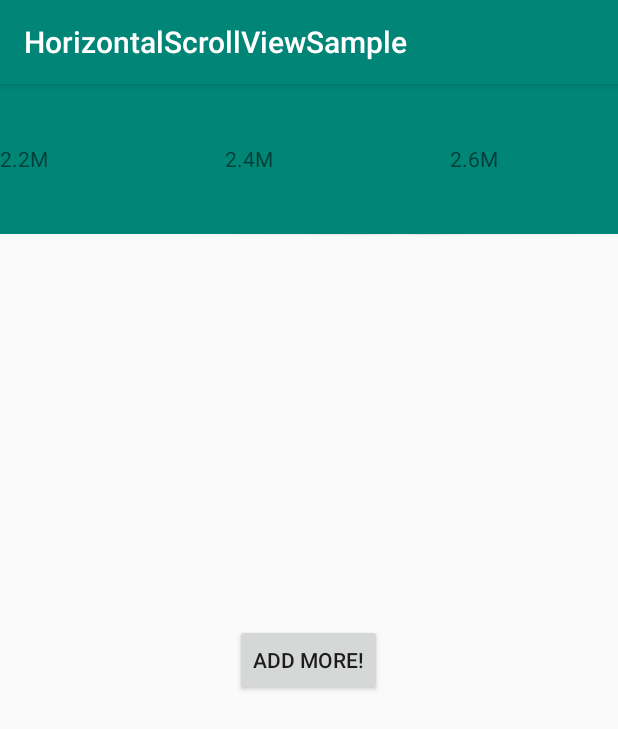
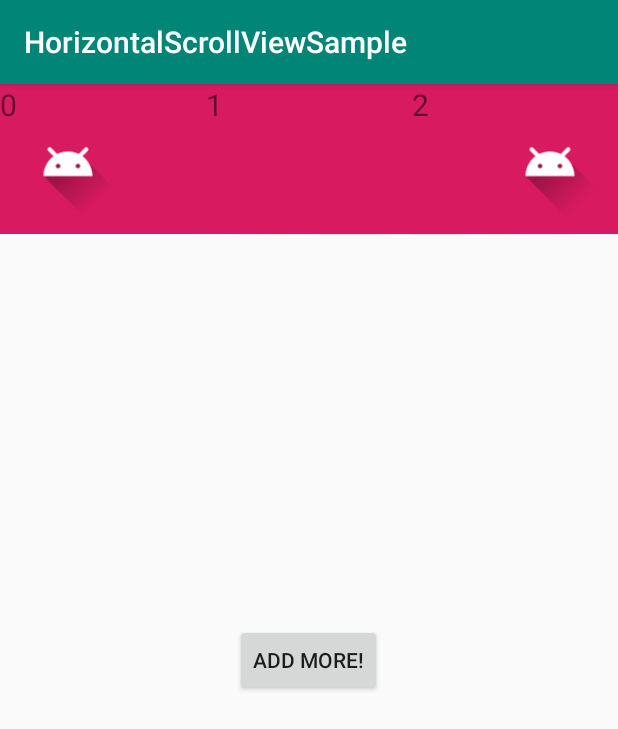
Before and after one commit to ESENS12/AndroidRecipe, an Android app: the screen it shows after launch (MainActivity), on a phone screen of 412 x 824 dp. Shown: the top 729 px of the screen. Run offline under Robolectric (Android 15) with nearby library versions, the phone set to English and light mode, and no system bars.

Commit message:
Add Test Resource(ScrollView Background)

```diff
--- a/HorizontalScrollViewSample/app/src/main/res/layout/activity_main_backup.xml
+++ b/HorizontalScrollViewSample/app/src/main/res/layout/activity_main_backup.xml
@@ -18,118 +18,7 @@
             android:layout_height="fill_parent"
             android:gravity="center_vertical"
             android:orientation="horizontal" >
-            <LinearLayout
-                android:id="@+id/innerLay"
-                android:weightSum="3"
-                android:layout_width="match_parent"
-                android:layout_height="match_parent"
-                android:gravity="center_vertical"
-                android:orientation="horizontal" >
 
-                <LinearLayout
-                    android:layout_weight="1"
-                    android:id="@+id/controlled_min"
-                    android:layout_width="150dp"
-                    android:layout_height="wrap_content"
-                    android:gravity="center"
-                    android:orientation="vertical" >
-                        <TextView
-                            android:layout_width="match_parent"
-                            android:layout_height="wrap_content"
-                            android:text="2.2M"/>
-                </LinearLayout>
-
-
-                <LinearLayout
-                    android:layout_weight="1"
-                    android:id="@+id/as_needed_medication"
-                    android:layout_width="150dp"
-                    android:layout_height="wrap_content"
-                    android:gravity="center"
-                    android:orientation="vertical" >
-                    <RelativeLayout
-                        android:layout_width="fill_parent"
-                        android:layout_height="match_parent"
-                        android:orientation="horizontal" >
-                        <TextView
-                            android:layout_width="wrap_content"
-                            android:layout_height="wrap_content"
-                            android:text="2.4M"/>
-
-                    </RelativeLayout>
-                </LinearLayout>
-
-
-                <LinearLayout
-                    android:layout_weight="1"
-                    android:id="@+id/controlled_max"
-                    android:layout_width="150dp"
-                    android:layout_height="wrap_content"
-                    android:gravity="center"
-                    android:orientation="vertical" >
-                    <RelativeLayout
-                        android:layout_width="fill_parent"
-                        android:layout_height="match_parent" >
-
-                        <TextView
-                            android:layout_width="wrap_content"
-                            android:layout_height="wrap_content"
-                            android:layout_alignParentStart="true"
-                            android:layout_marginStart="0dp"
-                            android:text="2.6M" />
-
-                    </RelativeLayout>
-                </LinearLayout>
-
-                <LinearLayout
-                    android:id="@+id/your_triggers"
-                    android:layout_width="150dp"
-                    android:layout_height="wrap_content"
-                    android:gravity="center"
-                    android:orientation="vertical" >
-                    <RelativeLayout
-                        android:layout_width="fill_parent"
-                        android:layout_height="match_parent" >
-                        <TextView
-                            android:layout_width="wrap_content"
-                            android:layout_height="wrap_content"
-                            android:text="2.8M"/>
-
-                    </RelativeLayout>
-                </LinearLayout>
-                <LinearLayout
-                    android:id="@+id/wheeze_rate"
-                    android:layout_width="wrap_content"
-                    android:layout_height="wrap_content"
-                    android:gravity="center"
-                    android:orientation="vertical" >
-                    <RelativeLayout
-                        android:layout_width="fill_parent"
-                        android:layout_height="match_parent" >
-                        <ImageView
-                            android:layout_width="wrap_content"
-                            android:layout_height="wrap_content"
-                            android:src="@drawable/ic_launcher_foreground" />
-
-                    </RelativeLayout>
-                </LinearLayout>
-                <LinearLayout
-                    android:id="@+id/peak_flow"
-                    android:layout_width="wrap_content"
-                    android:layout_height="wrap_content"
-                    android:gravity="center"
-                    android:orientation="vertical" >
-                    <RelativeLayout
-                        android:layout_width="fill_parent"
-                        android:layout_height="match_parent" >
-                        <ImageView
-                            android:layout_width="wrap_content"
-                            android:layout_height="wrap_content"
-                            android:src="@drawable/ic_launcher_foreground" />
-
-                    </RelativeLayout>
-                </LinearLayout>
-            </LinearLayout>
         </LinearLayout>
     </HorizontalScrollView>
     <TextView
@@ -147,7 +36,11 @@
         android:paddingLeft="5dip"
         android:paddingRight="5dip"
         android:descendantFocusability="blocksDescendants" >
-
+        <ImageView
+            android:layout_width="80dp"
+            android:layout_height="wrap_content"
+            android:src="@drawable/ic_launcher_foreground"
+            />
     </LinearLayout>
     <LinearLayout
         android:id="@+id/next"
@@ -158,6 +51,11 @@
         android:paddingLeft="5dip"
         android:paddingRight="5dip"
         android:descendantFocusability="blocksDescendants" >
+        <ImageView
+            android:layout_width="80dp"
+            android:layout_height="wrap_content"
+            android:src="@drawable/ic_launcher_foreground"
+            />
     </LinearLayout>
 
 
--- a/HorizontalScrollViewSample/app/src/main/res/layout/grid_item.xml
+++ b/HorizontalScrollViewSample/app/src/main/res/layout/grid_item.xml
@@ -10,6 +10,6 @@
         android:layout_gravity="center_horizontal|center_vertical"
         android:text="6.5M"
         android:textSize="30dp"
+         />
 
-         />
 </LinearLayout>
```
Also changed, not shown: HorizontalScrollViewSample/app/src/main/res/drawable-hdpi/m_s_setting_car_flicking_circle_dis_9.png (added), HorizontalScrollViewSample/app/src/main/res/drawable-hdpi/m_s_setting_car_flicking_circle_nor_9.png (added), HorizontalScrollViewSample/app/src/main/res/drawable-mdpi/m_s_setting_car_flicking_circle_dis_9.png (added), HorizontalScrollViewSample/app/src/main/res/drawable-mdpi/m_s_setting_car_flicking_circle_nor_9.png (added), HorizontalScrollViewSample/app/src/main/res/drawable-mdpi/m_s_setting_car_flicking_dis.png (added), HorizontalScrollViewSample/app/src/main/res/drawable-mdpi/m_s_setting_car_flicking_nor.png (added), HorizontalScrollViewSample/app/src/main/res/drawable-xhdpi/m_s_setting_car_flicking_circle_dis_9.png (added), HorizontalScrollViewSample/app/src/main/res/drawable-xhdpi/m_s_setting_car_flicking_circle_nor_9.png (added), HorizontalScrollViewSample/app/src/main/res/drawable-xxxhdpi/m_s_setting_car_flicking_circle_dis_9.png (added), HorizontalScrollViewSample/app/src/main/res/drawable-xxxhdpi/m_s_setting_car_flicking_circle_nor_9.png (added), HorizontalScrollViewSample/app/src/main/res/m_s_setting_car_flicking_circle_dis_9.png (added), HorizontalScrollViewSample/app/src/main/res/m_s_setting_car_flicking_circle_nor_9.png (added).
